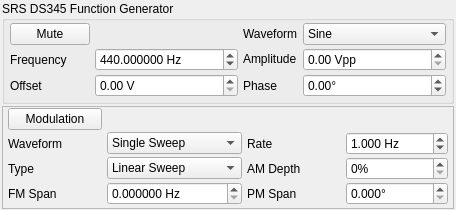
Above: instruments/DS345/DS345Widget.ui from davidgrier/QInstrument before the change. Below: the same form after it.
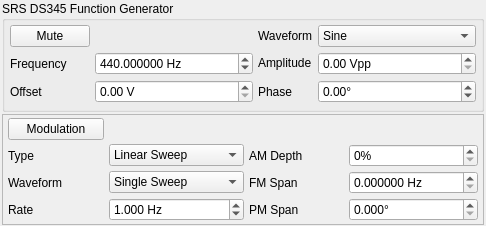
That is the form after the change.

Commit message: reorganize controls for usability

Patch:
```diff
--- a/instruments/DS345/DS345Widget.ui
+++ b/instruments/DS345/DS345Widget.ui
@@ -6,8 +6,8 @@
    <rect>
     <x>0</x>
     <y>0</y>
-    <width>456</width>
-    <height>210</height>
+    <width>486</width>
+    <height>226</height>
    </rect>
   </property>
   <property name="windowTitle">
@@ -281,56 +281,86 @@
         </property>
        </widget>
       </item>
-      <item row="2" column="0">
-       <widget class="QLabel" name="modulation_waveformLabel">
+      <item row="4" column="2">
+       <widget class="QLabel" name="pm_spanLabel">
         <property name="text">
-         <string>Waveform</string>
+         <string>PM Span</string>
         </property>
         <property name="buddy">
          <cstring>modulation_waveform</cstring>
         </property>
        </widget>
       </item>
-      <item row="2" column="1">
-       <widget class="QComboBox" name="modulation_waveform">
-        <item>
-         <property name="text">
-          <string>Single Sweep</string>
-         </property>
-        </item>
-        <item>
-         <property name="text">
-          <string>Ramp</string>
-         </property>
-        </item>
-        <item>
-         <property name="text">
-          <string>Triangle</string>
-         </property>
-        </item>
-        <item>
-         <property name="text">
-          <string>Sine</string>
-         </property>
-        </item>
-        <item>
-         <property name="text">
-          <string>Square</string>
-         </property>
-        </item>
-        <item>
-         <property name="text">
-          <string>Arbitrary</string>
-         </property>
-        </item>
-        <item>
-         <property name="text">
-          <string>None</string>
-         </property>
-        </item>
+      <item row="4" column="3">
+       <widget class="QDoubleSpinBox" name="pm_span">
+        <property name="suffix">
+         <string>°</string>
+        </property>
+        <property name="decimals">
+         <number>3</number>
+        </property>
+        <property name="maximum">
+         <double>7199.998999999999796</double>
+        </property>
+       </widget>
+      </item>
+      <item row="2" column="2">
+       <widget class="QLabel" name="am_depthLabel">
+        <property name="text">
+         <string>AM Depth</string>
+        </property>
+        <property name="buddy">
+         <cstring>am_depth</cstring>
+        </property>
        </widget>
       </item>
       <item row="2" column="3">
+       <widget class="QSpinBox" name="am_depth">
+        <property name="suffix">
+         <string>%</string>
+        </property>
+        <property name="prefix">
+         <string/>
+        </property>
+        <property name="maximum">
+         <number>100</number>
+        </property>
+       </widget>
+      </item>
+      <item row="3" column="2">
+       <widget class="QLabel" name="fm_spanLabel">
+        <property name="text">
+         <string>FM Span</string>
+        </property>
+        <property name="buddy">
+         <cstring>fm_span</cstring>
+        </property>
+       </widget>
+      </item>
+      <item row="3" column="3">
+       <widget class="QDoubleSpinBox" name="fm_span">
+        <property name="suffix">
+         <string> Hz</string>
+        </property>
+        <property name="decimals">
+         <number>6</number>
+        </property>
+        <property name="maximum">
+         <double>30000000.000000000000000</double>
+        </property>
+       </widget>
+      </item>
+      <item row="4" column="0">
+       <widget class="QLabel" name="modulation_rateLabel">
+        <property name="text">
+         <string>Rate</string>
+        </property>
+        <property name="buddy">
+         <cstring>modulation_rate</cstring>
+        </property>
+       </widget>
+      </item>
+      <item row="4" column="1">
        <widget class="QDoubleSpinBox" name="modulation_rate">
         <property name="suffix">
          <string> Hz</string>
@@ -349,10 +379,10 @@
         </property>
        </widget>
       </item>
-      <item row="2" column="2">
-       <widget class="QLabel" name="modulation_rateLabel">
+      <item row="3" column="0">
+       <widget class="QLabel" name="modulation_waveformLabel">
         <property name="text">
-         <string>Rate</string>
+         <string>Waveform</string>
         </property>
         <property name="buddy">
          <cstring>modulation_rate</cstring>
@@ -360,6 +390,55 @@
        </widget>
       </item>
       <item row="3" column="1">
+       <widget class="QComboBox" name="modulation_waveform">
+        <item>
+         <property name="text">
+          <string>Single Sweep</string>
+         </property>
+        </item>
+        <item>
+         <property name="text">
+          <string>Ramp</string>
+         </property>
+        </item>
+        <item>
+         <property name="text">
+          <string>Triangle</string>
+         </property>
+        </item>
+        <item>
+         <property name="text">
+          <string>Sine</string>
+         </property>
+        </item>
+        <item>
+         <property name="text">
+          <string>Square</string>
+         </property>
+        </item>
+        <item>
+         <property name="text">
+          <string>Arbitrary</string>
+         </property>
+        </item>
+        <item>
+         <property name="text">
+          <string>None</string>
+         </property>
+        </item>
+       </widget>
+      </item>
+      <item row="2" column="0">
+       <widget class="QLabel" name="modulation_typeLabel">
+        <property name="text">
+         <string>Type</string>
+        </property>
+        <property name="buddy">
+         <cstring>modulation_type</cstring>
+        </property>
+       </widget>
+      </item>
+      <item row="2" column="1">
        <widget class="QComboBox" name="modulation_type">
         <item>
          <property name="text">
@@ -393,85 +472,6 @@
         </item>
        </widget>
       </item>
-      <item row="3" column="0">
-       <widget class="QLabel" name="modulation_typeLabel">
-        <property name="text">
-         <string>Type</string>
-        </property>
-        <property name="buddy">
-         <cstring>modulation_type</cstring>
-        </property>
-       </widget>
-      </item>
-      <item row="3" column="2">
-       <widget class="QLabel" name="am_depthLabel">
-        <property name="text">
-         <string>AM Depth</string>
-        </property>
-        <property name="buddy">
-         <cstring>am_depth</cstring>
-        </property>
-       </widget>
-      </item>
-      <item row="3" column="3">
-       <widget class="QSpinBox" name="am_depth">
-        <property name="suffix">
-         <string>%</string>
-        </property>
-        <property name="prefix">
-         <string/>
-        </property>
-        <property name="maximum">
-         <number>100</number>
-        </property>
-       </widget>
-      </item>
-      <item row="4" column="0">
-       <widget class="QLabel" name="fm_spanLabel">
-        <property name="text">
-         <string>FM Span</string>
-        </property>
-        <property name="buddy">
-         <cstring>fm_span</cstring>
-        </property>
-       </widget>
-      </item>
-      <item row="4" column="1">
-       <widget class="QDoubleSpinBox" name="fm_span">
-        <property name="suffix">
-         <string> Hz</string>
-        </property>
-        <property name="decimals">
-         <number>6</number>
-        </property>
-        <property name="maximum">
-         <double>30000000.000000000000000</double>
-        </property>
-       </widget>
-      </item>
-      <item row="4" column="2">
-       <widget class="QLabel" name="pm_spanLabel">
-        <property name="text">
-         <string>PM Span</string>
-        </property>
-        <property name="buddy">
-         <cstring>pm_span</cstring>
-        </property>
-       </widget>
-      </item>
-      <item row="4" column="3">
-       <widget class="QDoubleSpinBox" name="pm_span">
-        <property name="suffix">
-         <string>°</string>
-        </property>
-        <property name="decimals">
-         <number>3</number>
-        </property>
-        <property name="maximum">
-         <double>7199.998999999999796</double>
-        </property>
-       </widget>
-      </item>
      </layout>
     </widget>
    </item>
```
Left out of the diff: 6 changed lines with no effect on the pictures.
